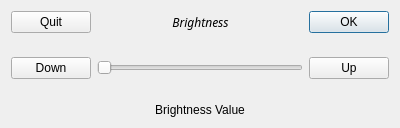
Qt form brightnessdialog.ui (Quill-OS/quill) before a commit.
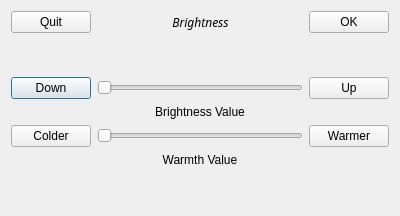
The same form after that commit.

Commit message: Brightness dialog: set lighting warmth option

```diff
--- a/brightnessdialog.ui
+++ b/brightnessdialog.ui
@@ -7,7 +7,7 @@
     <x>0</x>
     <y>0</y>
     <width>400</width>
-    <height>128</height>
+    <height>216</height>
    </rect>
   </property>
   <property name="sizePolicy">
@@ -25,8 +25,93 @@
   <layout class="QVBoxLayout" name="verticalLayout">
    <item>
     <layout class="QGridLayout" name="gridLayout">
-     <item row="3" column="0">
-      <spacer name="verticalSpacer">
+     <item row="5" column="0">
+      <layout class="QGridLayout" name="gridLayout_3">
+       <property name="bottomMargin">
+        <number>0</number>
+       </property>
+       <item row="1" column="1">
+        <layout class="QGridLayout" name="gridLayout_4">
+         <property name="bottomMargin">
+          <number>0</number>
+         </property>
+         <item row="0" column="0">
+          <widget class="QPushButton" name="decBtn">
+           <property name="text">
+            <string>Down</string>
+           </property>
+          </widget>
+         </item>
+         <item row="0" column="1">
+          <widget class="QSlider" name="horizontalSlider">
+           <property name="maximum">
+            <number>100</number>
+           </property>
+           <property name="pageStep">
+            <number>1</number>
+           </property>
+           <property name="orientation">
+            <enum>Qt::Horizontal</enum>
+           </property>
+          </widget>
+         </item>
+         <item row="0" column="2">
+          <widget class="QPushButton" name="incBtn">
+           <property name="text">
+            <string>Up</string>
+           </property>
+          </widget>
+         </item>
+        </layout>
+       </item>
+       <item row="3" column="1">
+        <layout class="QGridLayout" name="gridLayout_5">
+         <property name="bottomMargin">
+          <number>0</number>
+         </property>
+         <item row="0" column="1">
+          <widget class="QSlider" name="warmthSlider">
+           <property name="maximum">
+            <number>10</number>
+           </property>
+           <property name="pageStep">
+            <number>1</number>
+           </property>
+           <property name="orientation">
+            <enum>Qt::Horizontal</enum>
+           </property>
+          </widget>
+         </item>
+         <item row="0" column="0">
+          <widget class="QPushButton" name="warmthDecBtn">
+           <property name="text">
+            <string>Colder</string>
+           </property>
+          </widget>
+         </item>
+         <item row="0" column="2">
+          <widget class="QPushButton" name="warmthIncBtn">
+           <property name="text">
+            <string>Warmer</string>
+           </property>
+          </widget>
+         </item>
+        </layout>
+       </item>
+       <item row="2" column="1">
+        <widget class="QLabel" name="valueLabel">
+         <property name="text">
+          <string>Brightness Value</string>
+         </property>
+         <property name="alignment">
+          <set>Qt::AlignCenter</set>
+         </property>
+        </widget>
+       </item>
+      </layout>
+     </item>
+     <item row="8" column="0">
+      <spacer name="verticalSpacer_2">
        <property name="orientation">
         <enum>Qt::Vertical</enum>
        </property>
@@ -38,16 +123,6 @@
        </property>
       </spacer>
      </item>
-     <item row="7" column="0">
-      <widget class="QLabel" name="valueLabel">
-       <property name="text">
-        <string>Brightness Value</string>
-       </property>
-       <property name="alignment">
-        <set>Qt::AlignCenter</set>
-       </property>
-      </widget>
-     </item>
      <item row="1" column="0">
       <layout class="QGridLayout" name="gridLayout_2">
        <property name="bottomMargin">
@@ -111,52 +186,28 @@
        </item>
       </layout>
      </item>
-     <item row="5" column="0">
-      <layout class="QGridLayout" name="gridLayout_3">
-       <property name="bottomMargin">
-        <number>0</number>
+     <item row="3" column="0">
+      <spacer name="verticalSpacer">
+       <property name="orientation">
+        <enum>Qt::Vertical</enum>
        </property>
-       <item row="0" column="1">
-        <widget class="QSlider" name="horizontalSlider">
-         <property name="maximum">
-          <number>100</number>
-         </property>
-         <property name="pageStep">
-          <number>1</number>
-         </property>
-         <property name="orientation">
-          <enum>Qt::Horizontal</enum>
-         </property>
-        </widget>
-       </item>
-       <item row="0" column="2">
-        <widget class="QPushButton" name="incBtn">
-         <property name="text">
-          <string>Up</string>
-         </property>
-        </widget>
-       </item>
-       <item row="0" column="0">
-        <widget class="QPushButton" name="decBtn">
-         <property name="text">
-          <string>Down</string>
-         </property>
-        </widget>
-       </item>
-      </layout>
+       <property name="sizeHint" stdset="0">
+        <size>
+         <width>20</width>
+         <height>40</height>
+        </size>
+       </property>
+      </spacer>
      </item>
      <item row="6" column="0">
-      <spacer name="verticalSpacer_2">
-       <property name="orientation">
-        <enum>Qt::Vertical</enum>
+      <widget class="QLabel" name="warmthValueLabel">
+       <property name="text">
+        <string>Warmth Value</string>
        </property>
-       <property name="sizeHint" stdset="0">
-        <size>
-         <width>20</width>
-         <height>40</height>
-        </size>
+       <property name="alignment">
+        <set>Qt::AlignCenter</set>
        </property>
-      </spacer>
+      </widget>
      </item>
     </layout>
    </item>
```
The commit also changes 5 other files.
